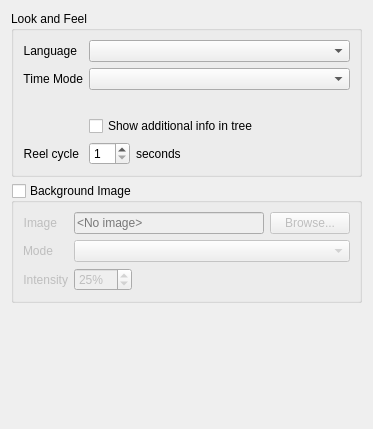
First picture: the form in client/nx_client_desktop/src/ui/widgets/local_settings/look_and_feel_preferences_widget.ui, repository networkoptix/nx_open, before the edit.
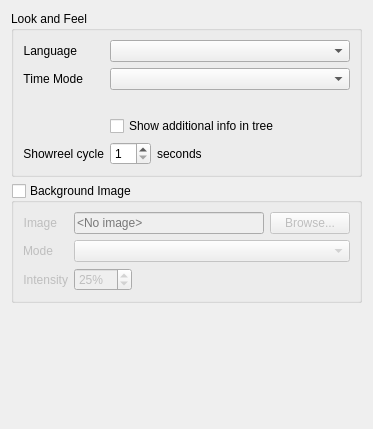
Second picture: the form after the edit.

Commit message:
VMS-6794: Rename Layout Tours to Showreel
<==== Mercurial data ====>
Branch: vms_3.1_beta

What changed in the file:
```diff
--- a/client/nx_client_desktop/src/ui/widgets/local_settings/look_and_feel_preferences_widget.ui
+++ b/client/nx_client_desktop/src/ui/widgets/local_settings/look_and_feel_preferences_widget.ui
@@ -72,7 +72,7 @@
       <item row="4" column="0">
        <widget class="QLabel" name="tourCycleTimeLabel">
         <property name="text">
-         <string>Reel cycle</string>
+         <string>Showreel cycle</string>
         </property>
         <property name="alignment">
          <set>Qt::AlignRight|Qt::AlignTrailing|Qt::AlignVCenter</set>
```
The commit also changes 6 other files.
